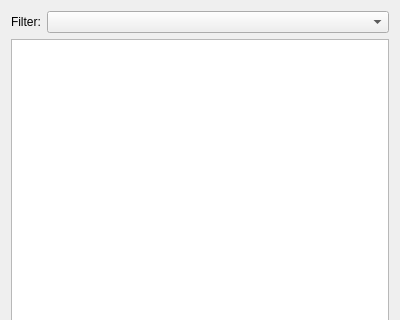
Above: src/tools/hlmv/ui/FileListPanel.ui from SamVanheer/HalfLifeAssetManager before the change; both pictures show x 0 to 400 and y 0 to 320 of the 400 by 616 pixel window. Below: the same form after it.
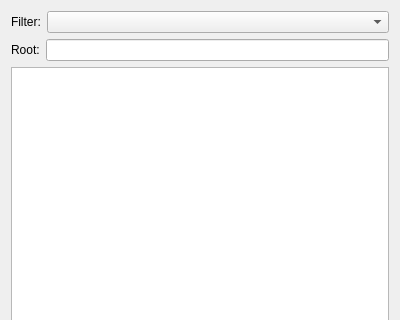
That is the form after the change.

Commit message: Update FileListPanel when active configuration changes

```diff
--- a/src/tools/hlmv/ui/FileListPanel.ui
+++ b/src/tools/hlmv/ui/FileListPanel.ui
@@ -34,6 +34,33 @@
      </item>
     </layout>
    </item>
+   <item>
+    <layout class="QHBoxLayout" name="horizontalLayout_2">
+     <property name="bottomMargin">
+      <number>0</number>
+     </property>
+     <item>
+      <widget class="QLabel" name="label_2">
+       <property name="sizePolicy">
+        <sizepolicy hsizetype="Fixed" vsizetype="Preferred">
+         <horstretch>0</horstretch>
+         <verstretch>0</verstretch>
+        </sizepolicy>
+       </property>
+       <property name="text">
+        <string>Root:</string>
+       </property>
+      </widget>
+     </item>
+     <item>
+      <widget class="QLineEdit" name="Root">
+       <property name="readOnly">
+        <bool>true</bool>
+       </property>
+      </widget>
+     </item>
+    </layout>
+   </item>
    <item>
     <widget class="QTreeView" name="FileView"/>
    </item>
```
The commit also changes 2 other files.
